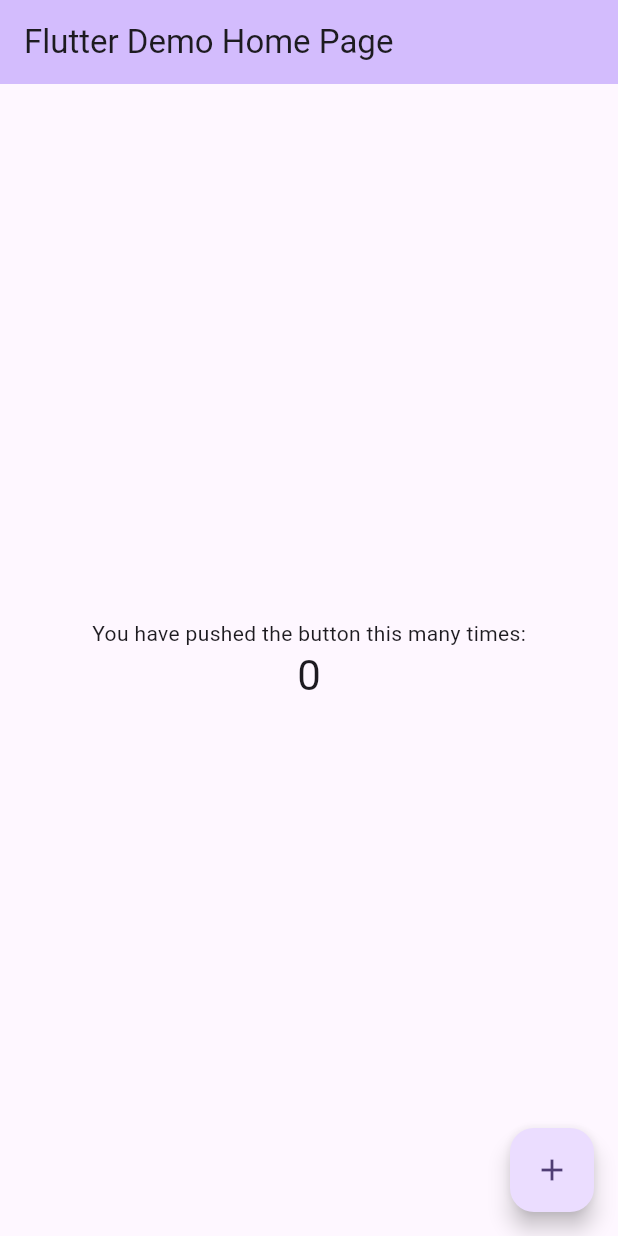
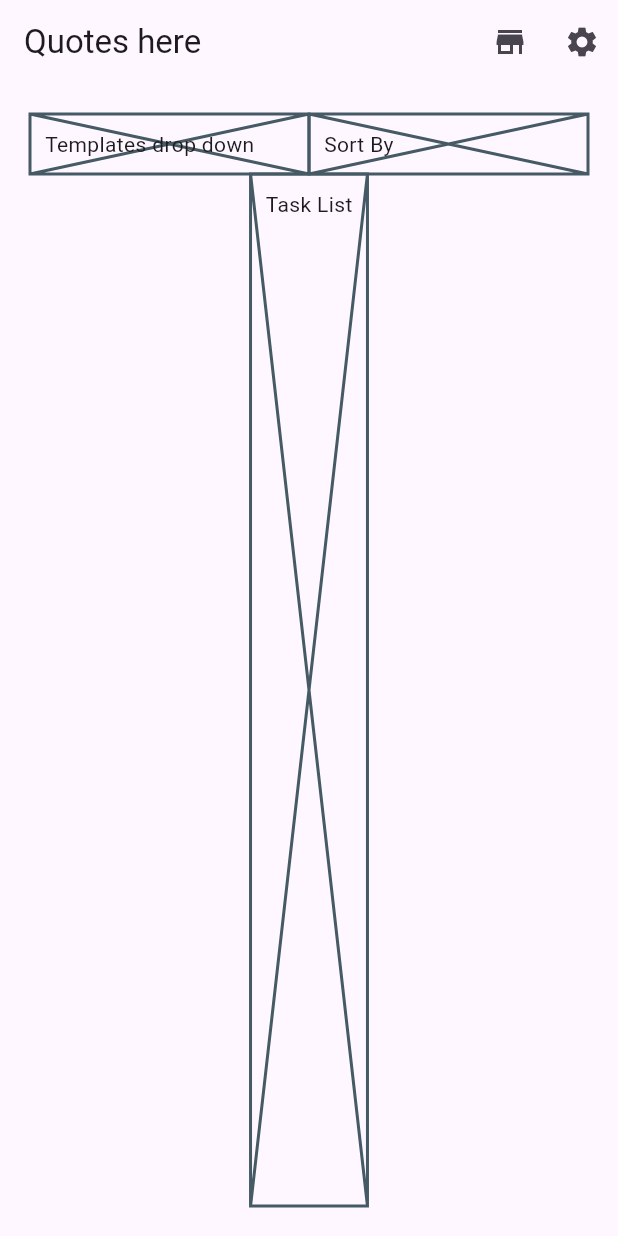
Before and after one commit to ulab-design-project/must-stay-focused, a Flutter app: the screen it shows after launch, on a phone screen of 412 x 824 dp. Run offline on Flutter 3.47's test engine with Material 3 defaults, Android fonts, the phone set to English and light mode, and no system bars; our stand-ins replace isar, supabase_flutter; accounts and stored records are empty; generated files the repository leaves out were written again.

Commit message:
Refactor home page for placeholder and update UI components;

```diff
--- a/lib/main.dart
+++ b/lib/main.dart
@@ -15,24 +15,10 @@ class MyApp extends StatelessWidget {
     return MaterialApp(
       title: 'Flutter Demo',
       theme: ThemeData(
-        // This is the theme of your application.
-        //
-        // TRY THIS: Try running your application with "flutter run". You'll see
-        // the application has a purple toolbar. Then, without quitting the app,
-        // try changing the seedColor in the colorScheme below to Colors.green
-        // and then invoke "hot reload" (save your changes or press the "hot
-        // reload" button in a Flutter-supported IDE, or press "r" if you used
-        // the command line to start the app).
-        //
-        // Notice that the counter didn't reset back to zero; the application
-        // state is not lost during the reload. To reset the state, use hot
-        // restart instead.
-        //
-        // This works for code too, not just values: Most code changes can be
-        // tested with just a hot reload.
+
         colorScheme: ColorScheme.fromSeed(seedColor: Colors.deepPurple),
       ),
-      home: const Home(title: 'Flutter Demo Home Page'),
+      home: const Home(),
     );
   }
 }
--- a/lib/pages/home.dart
+++ b/lib/pages/home.dart
@@ -1,98 +1,66 @@
 // File: lib/pages/home.dart
-// TODO: Implement Main Dashboard Page
-// Architecture: Stateful widget or Riverpod ConsumerWidget for reactivity.
-// Classes to implement:
-// 1. `class HomePage extends ConsumerWidget`:
-//    - Needs `Scaffold` with an `AppBar` and a `BottomNavigationBar` to navigate to Tasks, Flashcards, Settings.
-//    - Body:
-//      - Welcome message / status overview.
-//      - Integrate `FlashCardCarousel` showing due-for-review cards (FR-23).
-//      - Snapshot list of high-priority tasks for the day.
+// Home Page with Placeholder Widgets
+
 import 'package:flutter/material.dart';
 
-
-class Home extends StatefulWidget {
-  const Home({super.key, required this.title});
-
-  // This widget is the home page of your application. It is stateful, meaning
-  // that it has a State object (defined below) that contains fields that affect
-  // how it looks.
-
-  // This class is the configuration for the state. It holds the values (in this
-  // case the title) provided by the parent (in this case the App widget) and
-  // used by the build method of the State. Fields in a Widget subclass are
-  // always marked "final".
-
-  final String title;
-
-  @override
-  State<Home> createState() => _HomeState();
-}
-
-class _HomeState extends State<Home> {
-  int _counter = 0;
-
-  void _incrementCounter() {
-    setState(() {
-      // This call to setState tells the Flutter framework that something has
-      // changed in this State, which causes it to rerun the build method below
-      // so that the display can reflect the updated values. If we changed
-      // _counter without calling setState(), then the build method would not be
-      // called again, and so nothing would appear to happen.
-      _counter++;
-    });
-  }
+class Home extends StatelessWidget {
+  const Home({super.key});
 
   @override
   Widget build(BuildContext context) {
-    // This method is rerun every time setState is called, for instance as done
-    // by the _incrementCounter method above.
-    //
-    // The Flutter framework has been optimized to make rerunning build methods
-    // fast, so that you can just rebuild anything that needs updating rather
-    // than having to individually change instances of widgets.
     return Scaffold(
       appBar: AppBar(
-        // TRY THIS: Try changing the color here to a specific color (to
-        // Colors.amber, perhaps?) and trigger a hot reload to see the AppBar
-        // change color while the other colors stay the same.
-        backgroundColor: Theme.of(context).colorScheme.inversePrimary,
-        // Here we take the value from the MyHomePage object that was created by
-        // the App.build method, and use it to set our appbar title.
-        title: Text(widget.title),
+        title: const Text('Quotes here'),
+        actions: [
+          Row(
+            children: [
+              IconButton(
+                icon: const Icon(Icons.store),
+                onPressed: () {},
+              ),
+              IconButton(
+                icon: const Icon(Icons.settings),
+                onPressed: () {},
+              ),
+            ],
+          ),
+        ],
       ),
-      body: Center(
-        // Center is a layout widget. It takes a single child and positions it
-        // in the middle of the parent.
+      body: Padding(
+        padding: const EdgeInsets.all(20.0),
         child: Column(
-          // Column is also a layout widget. It takes a list of children and
-          // arranges them vertically. By default, it sizes itself to fit its
-          // children horizontally, and tries to be as tall as its parent.
-          //
-          // Column has various properties to control how it sizes itself and
-          // how it positions its children. Here we use mainAxisAlignment to
-          // center the children vertically; the main axis here is the vertical
-          // axis because Columns are vertical (the cross axis would be
-          // horizontal).
-          //
-          // TRY THIS: Invoke "debug painting" (choose the "Toggle Debug Paint"
-          // action in the IDE, or press "p" in the console), to see the
-          // wireframe for each widget.
-          mainAxisAlignment: MainAxisAlignment.center,
           children: [
-            const Text('You have pushed the button this many times:'),
-            Text(
-              '$_counter',
-              style: Theme.of(context).textTheme.headlineMedium,
+            Row(
+              children: [
+                Expanded(
+                  child: Placeholder(
+                    child: Padding(
+                      padding: const EdgeInsets.all(10.0),
+                      child: Text('Templates drop down'),
+                    ),
+                  ),
+                ),
+                Expanded(
+                  child: Placeholder(
+                    child: Padding(
+                      padding: const EdgeInsets.all(10.0),
+                      child: Text('Sort By'),
+                    ),
+                  ),
+                ),
+              ],
+            ),
+            Expanded(
+              child: Placeholder(
+                child: Padding(
+                  padding: const EdgeInsets.all(10.0),
+                  child: Text('Task List'),
+                ),
+              ),
             ),
           ],
         ),
       ),
-      floatingActionButton: FloatingActionButton(
-        onPressed: _incrementCounter,
-        tooltip: 'Increment',
-        child: const Icon(Icons.add),
-      ),
     );
   }
 }
--- a/pubspec.yaml
+++ b/pubspec.yaml
@@ -53,8 +53,8 @@ dev_dependencies:
   # package. See that file for information about deactivating specific lint
   # rules and activating additional ones.
   flutter_lints: ^6.0.0
-  build_runner: ^2.13.1
   isar_generator: ^3.1.0+1
+  build_runner: ^2.4.13
 
 # For information on the generic Dart part of this file, see the
 # following page: https://dart.dev/tools/pub/pubspec
```
Also changed, not shown: lib/style/buttons.dart (renamed from lib/theme/buttons.dart), lib/style/cards.dart (renamed from lib/theme/cards.dart), lib/style/containers.dart (added), lib/style/forms.dart (renamed from lib/theme/forms.dart), lib/style/theme.dart (renamed from lib/theme/theme.dart).
